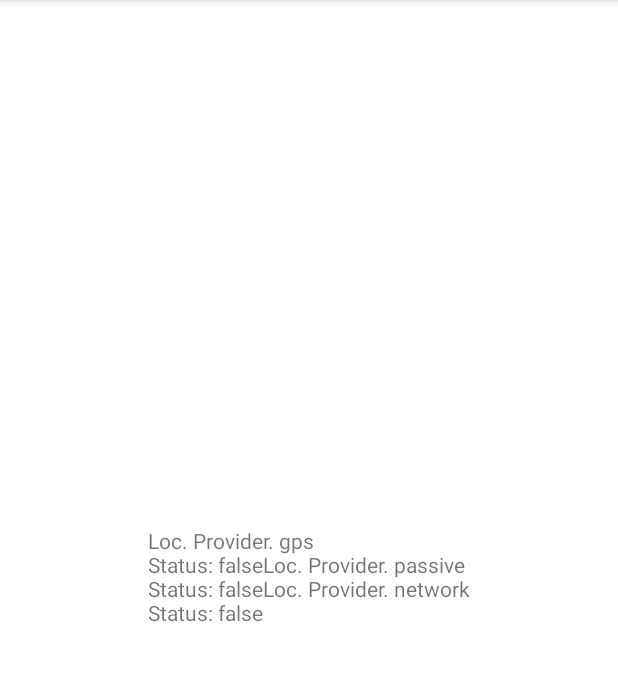
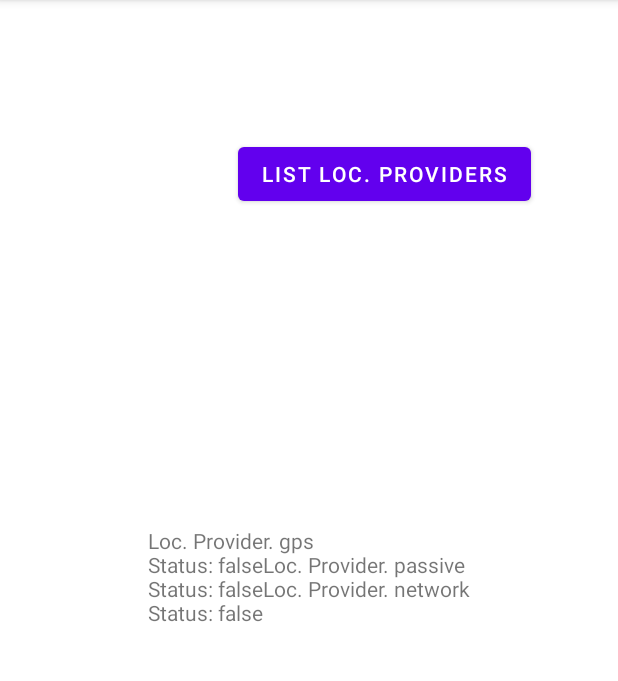
Before and after one commit to moonssang/LocationProviderList, an Android app: the screen it shows after launch (LocProviderListActivity), on a phone screen of 412 x 824 dp, the part 84-765 px from its top. Run offline under Robolectric (Android 15) with nearby library versions, the phone set to English and light mode, and no system bars.

Commit message:
added button

```diff
--- a/app/src/main/res/layout/activity_main.xml
+++ b/app/src/main/res/layout/activity_main.xml
@@ -7,13 +7,23 @@
     tools:context=".LocProviderListActivity">
 
     <TextView
+        android:id="@+id/txtOutput"
         android:layout_width="wrap_content"
         android:layout_height="wrap_content"
-        android:id="@+id/txtOutput"
         android:text="Location Provider Go Here!"
         app:layout_constraintBottom_toBottomOf="parent"
         app:layout_constraintLeft_toLeftOf="parent"
         app:layout_constraintRight_toRightOf="parent"
         app:layout_constraintTop_toTopOf="parent" />
 
+    <Button
+        android:id="@+id/button"
+        android:layout_width="wrap_content"
+        android:layout_height="wrap_content"
+        android:layout_marginTop="92dp"
+        android:layout_marginEnd="58dp"
+        android:text="list loc. providers"
+        app:layout_constraintEnd_toEndOf="parent"
+        app:layout_constraintTop_toTopOf="parent" />
+
 </androidx.constraintlayout.widget.ConstraintLayout>
```
